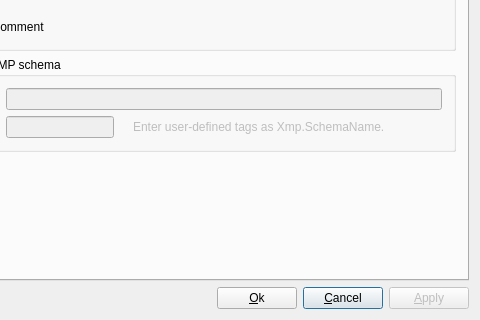
cgilles/digikam-analogexif, file analogexifoptions.ui: the form before one commit; both pictures show x 148 to 628 and y 108 to 428 of the 628 by 428 pixel window.
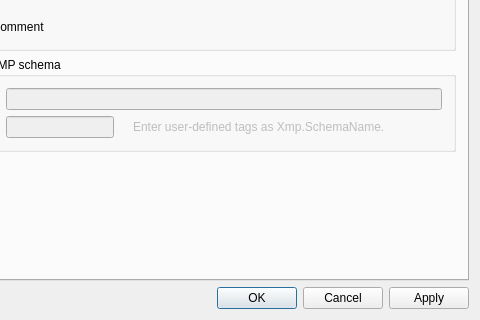
The form after the commit. Icons and pictures are not drawn. Custom widgets are drawn as their Qt base class.

Commit message: Use QDialogButtonBox for portability.

What changed in the file:
```diff
--- a/analogexifoptions.ui
+++ b/analogexifoptions.ui
@@ -674,29 +674,9 @@
       </spacer>
      </item>
      <item>
-      <widget class="QPushButton" name="okButton">
-       <property name="text">
-        <string>&amp;Ok</string>
-       </property>
-      </widget>
-     </item>
-     <item>
-      <widget class="QPushButton" name="cancelButton">
-       <property name="text">
-        <string>&amp;Cancel</string>
-       </property>
-       <property name="default">
-        <bool>true</bool>
-       </property>
-      </widget>
-     </item>
-     <item>
-      <widget class="QPushButton" name="applyButton">
-       <property name="enabled">
-        <bool>false</bool>
-       </property>
-       <property name="text">
-        <string>&amp;Apply</string>
+      <widget class="QDialogButtonBox" name="buttonBox">
+       <property name="standardButtons">
+        <set>QDialogButtonBox::Apply|QDialogButtonBox::Cancel|QDialogButtonBox::Ok</set>
        </property>
       </widget>
      </item>
```
Left out of the diff: 3 changed lines with no effect on the pictures. The commit also changes 8 other files.
